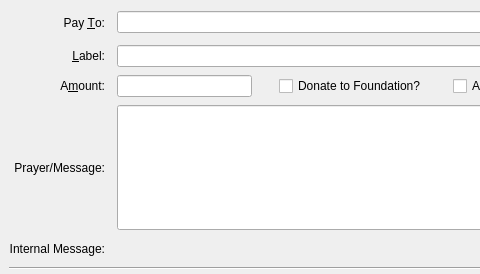
Old version of the form src/qt/forms/sendcoinsentry.ui in the repository biblepay/biblepay_legacy; both pictures show x 0 to 480 and y 0 to 274 of the 886 by 274 pixel window.
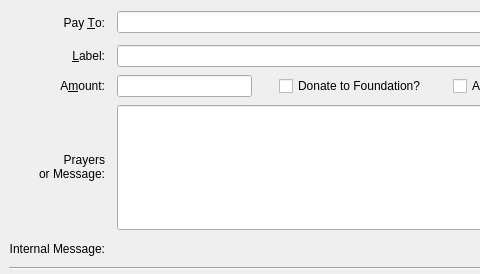
New version of the form. Custom widgets are drawn as their Qt base class.

Diff of the .ui file:
```diff
--- a/src/qt/forms/sendcoinsentry.ui
+++ b/src/qt/forms/sendcoinsentry.ui
@@ -265,11 +265,14 @@
     <item row="3" column="0">
      <widget class="QLabel" name="messageCaption">
       <property name="text">
-       <string>Prayer/Message:</string>
+       <string>Prayers&lt;br&gt;or Message:</string>
       </property>
       <property name="alignment">
        <set>Qt::AlignRight|Qt::AlignTrailing|Qt::AlignVCenter</set>
       </property>
+      <property name="wordWrap">
+       <bool>true</bool>
+      </property>
      </widget>
     </item>
     <item row="3" column="1">
```
